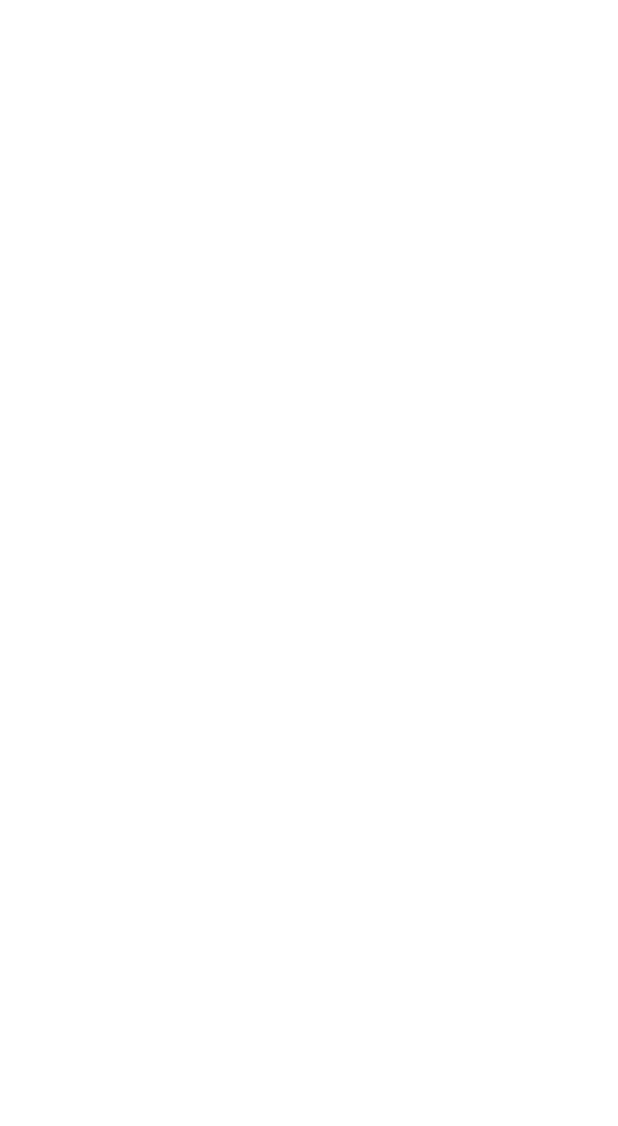
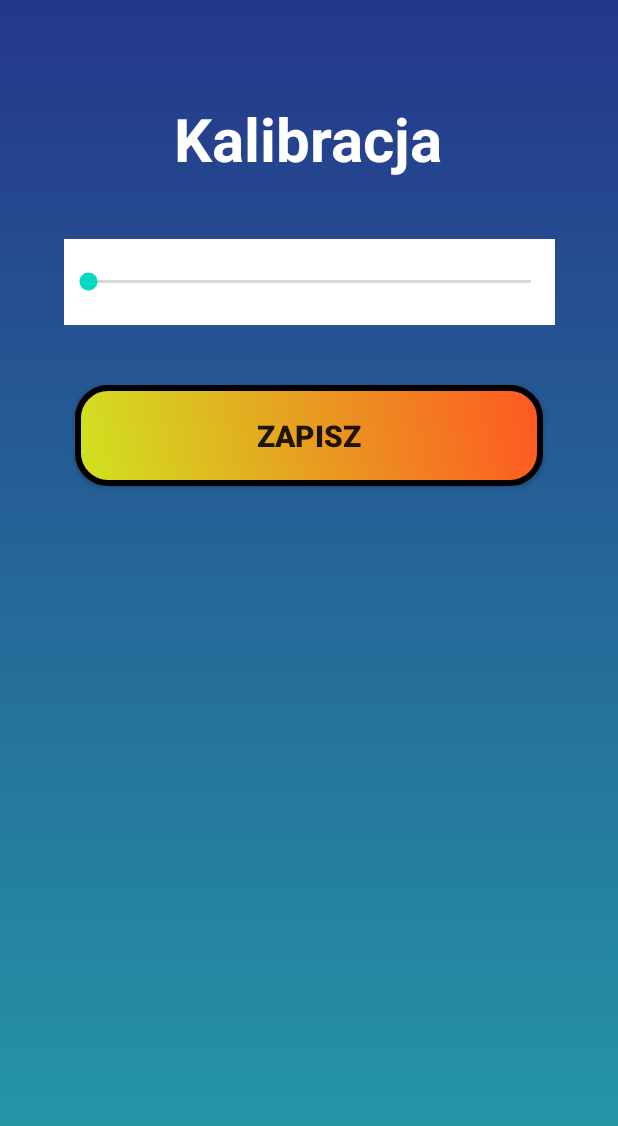
Before and after one commit to Mateusz-Gorniak/AudiogramApp, an Android app: the CalibrationActivity screen opened directly, with no data from a screen before it, on a phone screen of 412 x 824 dp. Before the commit the part shown is empty. Shown: the top 1126 px of the screen. Run offline under Robolectric (Android 15) with nearby library versions, the phone set to English and light mode, and no system bars.

Commit message:
Calibration Layout + First time sound generation

```diff
--- a/app/src/main/AndroidManifest.xml
+++ b/app/src/main/AndroidManifest.xml
@@ -5,7 +5,7 @@
     <application
         android:allowBackup="true"
         android:icon="@mipmap/ic_launcher"
-        android:label="@string/app_name"
+        android:label="@string/audiogram"
         android:roundIcon="@mipmap/ic_launcher_round"
         android:supportsRtl="true"
         android:theme="@style/Theme.AudiogramApp">
--- a/app/src/main/java/pl/gorniak/audiogramapp/CalibrationActivity.java
+++ b/app/src/main/java/pl/gorniak/audiogramapp/CalibrationActivity.java
@@ -3,6 +3,7 @@ package pl.gorniak.audiogramapp;
 import androidx.appcompat.app.AppCompatActivity;
 
 import android.os.Bundle;
+import android.view.View;
 
 public class CalibrationActivity extends AppCompatActivity {
 
@@ -11,4 +12,7 @@ public class CalibrationActivity extends AppCompatActivity {
         super.onCreate(savedInstanceState);
         setContentView(R.layout.activity_calibration);
     }
+
+    public void onSaveClick(View view) {
+    }
 }
--- a/app/src/main/res/layout/about_layout.xml
+++ b/app/src/main/res/layout/about_layout.xml
@@ -11,7 +11,7 @@
     <androidx.cardview.widget.CardView
         android:id="@+id/card1"
         style="@style/CardView2"
-        android:layout_width="424dp"
+        android:layout_width="wrap_content"
         android:layout_height="556dp"
         tools:ignore="MissingConstraints"
         tools:layout_editor_absoluteX="-6dp">
--- a/app/src/main/res/layout/activity_calibration.xml
+++ b/app/src/main/res/layout/activity_calibration.xml
@@ -4,6 +4,56 @@
     xmlns:tools="http://schemas.android.com/tools"
     android:layout_width="match_parent"
     android:layout_height="match_parent"
+    android:background="@drawable/gradient_drawable"
     tools:context=".CalibrationActivity">
 
+
+    <TextView
+        android:id="@+id/calibration_text"
+        android:layout_width="wrap_content"
+        android:layout_height="wrap_content"
+        android:text="Kalibracja"
+        android:textColor="@color/white"
+        android:textSize="40sp"
+        android:textStyle="bold"
+        app:layout_constraintBottom_toBottomOf="parent"
+        app:layout_constraintEnd_toEndOf="parent"
+        app:layout_constraintHorizontal_bias="0.498"
+        app:layout_constraintStart_toStartOf="parent"
+        app:layout_constraintTop_toTopOf="parent"
+        app:layout_constraintVertical_bias="0.085" />
+
+    <SeekBar
+        android:id="@+id/seekBar"
+        android:layout_width="327dp"
+        android:layout_height="57dp"
+        android:background="@color/white"
+        android:layout_marginTop="40dp"
+        android:layout_marginLeft="30dp"
+        android:layout_marginRight="30dp"
+        app:layout_constraintEnd_toEndOf="parent"
+        app:layout_constraintStart_toStartOf="parent"
+        app:layout_constraintTop_toBottomOf="@id/calibration_text" />
+
+    <androidx.appcompat.widget.AppCompatButton
+        android:id="@+id/startButton"
+        android:layout_width="match_parent"
+        android:layout_height="wrap_content"
+        android:layout_marginHorizontal="50dp"
+        android:layout_marginBottom="92dp"
+        android:background="@drawable/btn_shape2"
+        android:foreground="?attr/selectableItemBackgroundBorderless"
+        android:onClick="onSaveClick"
+        android:paddingVertical="20dp"
+        android:text="@string/save"
+        android:textSize="20sp"
+        android:textStyle="bold"
+        android:layout_marginTop="40dp"
+        app:layout_constraintTop_toBottomOf="@id/seekBar"
+        app:layout_constraintEnd_toEndOf="parent"
+        app:layout_constraintHorizontal_bias="0.494"
+        app:layout_constraintStart_toStartOf="parent"
+
+        />
+
 </androidx.constraintlayout.widget.ConstraintLayout>
--- a/app/src/main/res/layout/activity_examination.xml
+++ b/app/src/main/res/layout/activity_examination.xml
@@ -4,6 +4,8 @@
     xmlns:tools="http://schemas.android.com/tools"
     android:layout_width="match_parent"
     android:layout_height="match_parent"
-    tools:context=".ExaminationActivity">
+    tools:context=".ExaminationActivity"
+    android:background="@drawable/gradient_drawable"
+    >
 
 </androidx.constraintlayout.widget.ConstraintLayout>
--- a/app/src/main/res/layout/activity_main.xml
+++ b/app/src/main/res/layout/activity_main.xml
@@ -48,8 +48,8 @@
 
             <ImageView
                 android:id="@+id/show_menu"
-                android:layout_width="94dp"
-                android:layout_height="98dp"
+                android:layout_width="85dp"
+                android:layout_height="77dp"
                 android:layout_alignParentEnd="true"
                 android:layout_marginStart="7dp"
                 android:layout_marginEnd="-16dp"
@@ -77,6 +77,7 @@
             android:textStyle="bold"
             android:background="@drawable/btn_shape"
             android:foreground="?attr/selectableItemBackgroundBorderless"
+            android:onClick="onCalibrationClick"
             />
 
         <androidx.appcompat.widget.AppCompatButton
@@ -91,6 +92,7 @@
             android:background="@drawable/btn_shape2"
             android:textStyle="bold"
             android:foreground="?attr/selectableItemBackgroundBorderless"
+            android:onClick="onStartClick"
             />
 
 
--- a/app/src/main/res/values/colors.xml
+++ b/app/src/main/res/values/colors.xml
@@ -7,6 +7,7 @@
     <color name="teal_700">#FF018786</color>
     <color name="black">#FF000000</color>
     <color name="white">#FFFFFFFF</color>
+    <color name="white1">#EF9D82</color>
     <color name="statusbar">#25368A</color>
     <color name="statusbar1">#0086C3</color>
     <color name="cardview">#47AFB8</color>
--- a/app/src/main/res/values/strings.xml
+++ b/app/src/main/res/values/strings.xml
@@ -5,6 +5,7 @@
     <string name="startapp">Start</string>
     <string name="aboutprogram">O programie</string>
     <string name="backtomainpage">Strona Główna</string>
+    <string name="save">Zapisz</string>
 
 
 </resources>
--- a/app/src/main/res/values/themes.xml
+++ b/app/src/main/res/values/themes.xml
@@ -18,7 +18,7 @@
         <item name="android:layout_height">wrap_content</item>
         <item name="android:layout_width">match_parent</item>
         <item name="cardCornerRadius">10dp</item>
-        <item name="cardBackgroundColor">@color/cardview</item>
+        <item name="cardBackgroundColor">@color/white1</item>
         <item name="cardElevation">20dp</item>
         <item name="cardUseCompatPadding">true</item>
         <item name="contentPadding">10dp</item>
```
Also changed, not shown: app/src/main/java/pl/gorniak/audiogramapp/ExaminationActivity.java (+25 -0 lines), app/src/main/java/pl/gorniak/audiogramapp/MainActivity.java (+36 -0 lines).
